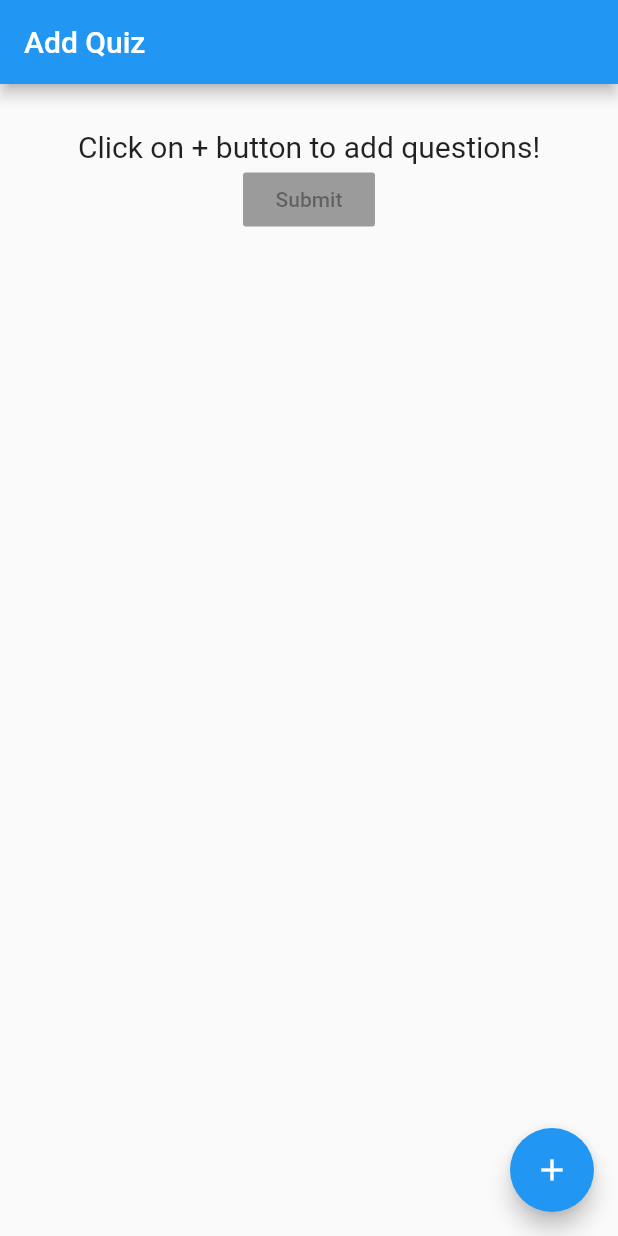
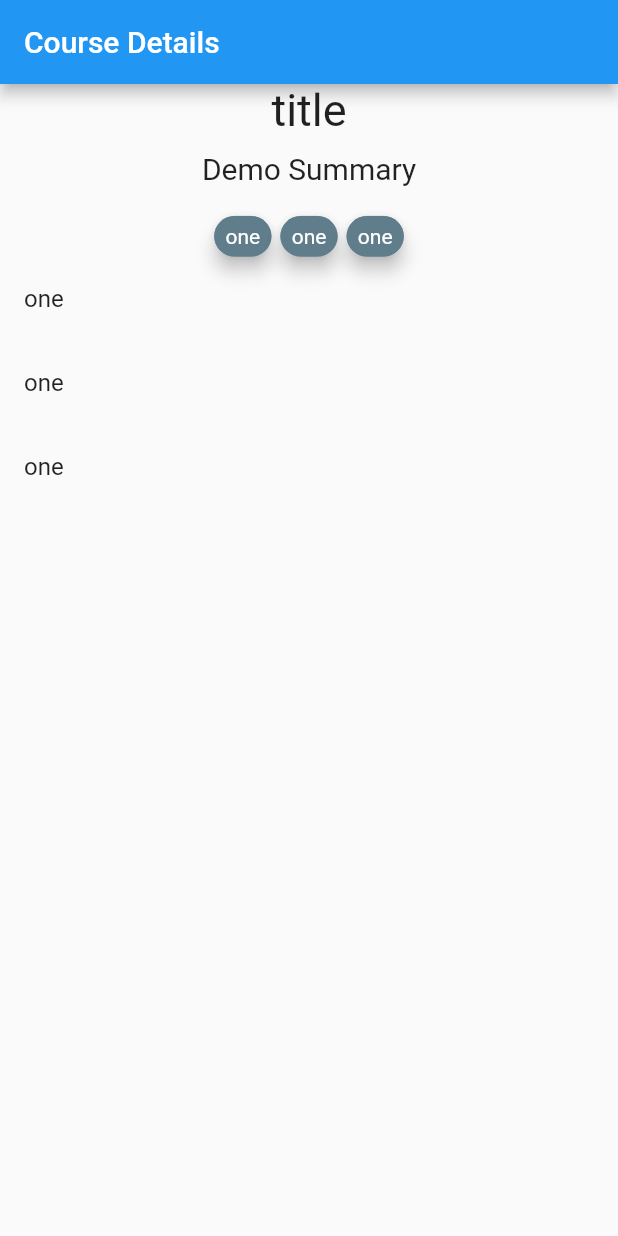
Before and after one commit to ashksin121/PrepUP, a Flutter app: the screen it shows after launch, on a phone screen of 412 x 824 dp. Run offline on Flutter 3.47's test engine with Material 2 defaults, Android fonts, the phone set to English and light mode, and no system bars; drawn by our look-alikes of flutter_tags; our stand-ins replace carousel_slider, cloud_firestore, file_picker, firebase_auth, firebase_core, firebase_storage and 1 more; missing offline and left inert: floating_action_bubble; accounts and stored records are empty.

Commit message:
Added CourseDetails and integrated coursedetails and addquiz

```diff
--- /dev/null
+++ b/prep_up/lib/courseDetails.dart
@@ -0,0 +1,68 @@
+import 'package:flutter/material.dart';
+import 'package:flutter_tags/flutter_tags.dart';
+
+class CourseDetails extends StatelessWidget {
+  String title;
+  String summary;
+  List<String> tags;
+  List<String> files;
+
+  CourseDetails({this.title});
+
+  @override
+  Widget build(BuildContext context) {
+    tags = List<String>();
+    tags.add('one');
+    tags.add('one');
+    tags.add('one');
+    files = List<String>();
+    files.add('one');
+    files.add('one');
+    files.add('one');
+
+    return Scaffold(
+      appBar: AppBar(
+        title: Text('Course Details'),
+      ),
+      body: Center(
+        child: Column(
+          children: [
+            Text(
+              'title',
+              style: TextStyle(fontSize: 30),
+            ),
+            SizedBox(
+              height: 10,
+            ),
+            Text(
+              'Demo Summary',
+              style: TextStyle(fontSize: 20),
+            ),
+            SizedBox(
+              height: 20,
+            ),
+            Tags(
+              itemCount: tags.length,
+              itemBuilder: (index) {
+                return ItemTags(
+                  index: index,
+                  title: tags[index],
+                );
+              },
+            ),
+            Flexible(
+              child: ListView.builder(
+                itemCount: files.length,
+                itemBuilder: (context, index) {
+                  return ListTile(
+                    title: Text(files[index]),
+                  );
+                },
+              ),
+            )
+          ],
+        ),
+      ),
+    );
+  }
+}
--- a/prep_up/lib/main.dart
+++ b/prep_up/lib/main.dart
@@ -1,6 +1,7 @@
 import 'package:flutter/material.dart';
 import 'package:prep_up/addQuiz.dart';
 import 'package:prep_up/addcourse.dart';
+import 'package:prep_up/courseDetails.dart';
 // import 'package:prep_up/home.dart';
 // import 'package:prep_up/signin.dart';
 // import 'package:prep_up/teacher.dart';
@@ -31,7 +32,7 @@ class MyApp extends StatelessWidget {
         // is not restarted.
         primarySwatch: Colors.blue,
       ),
-      home: AddQuiz(),
+      home: CourseDetails(),
     );
   }
 }
```
Also changed, not shown: prep_up/lib/teacher.dart (+37 -28 lines).
